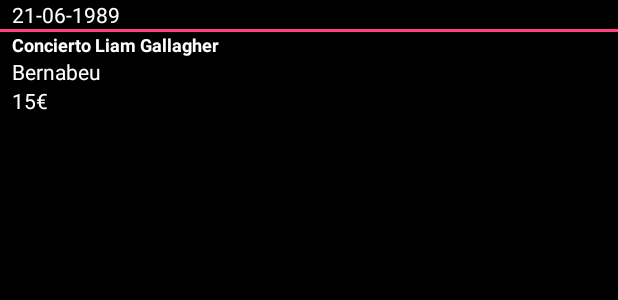
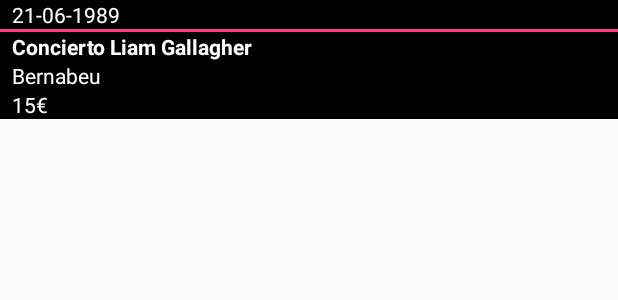
Before and after one commit to rovermore/PlanMad, an Android app: the layout list_item.xml on its own in the app's theme, with its tools: preview values and no code run, on a phone screen of 412 x 824 dp. Shown: the top 300 px of the screen. Run offline under Robolectric (Android 15) with nearby library versions, the phone set to English and light mode, and no system bars.

```diff
--- a/app/src/main/java/com/example/rovermore/planmad/fragments/MainFragment.java
+++ b/app/src/main/java/com/example/rovermore/planmad/fragments/MainFragment.java
@@ -8,7 +8,6 @@ import android.support.v7.widget.RecyclerView;
 import android.view.LayoutInflater;
 import android.view.View;
 import android.view.ViewGroup;
-import android.widget.TextView;
 
 import com.example.rovermore.planmad.R;
 import com.example.rovermore.planmad.adapters.MainAdapter;
@@ -41,7 +40,6 @@ public class MainFragment extends Fragment {
     public View onCreateView(LayoutInflater inflater, ViewGroup container,
                              Bundle savedInstanceState) {
         View rootView = inflater.inflate(R.layout.fragment_list, container, false);
-        TextView textView = (TextView) rootView.findViewById(R.id.tv_text_main_fragment);
 
         recyclerView = rootView.findViewById(R.id.rv_list_events);
         layoutManager = new LinearLayoutManager(rootView.getContext());
--- a/app/src/main/res/layout/list_item.xml
+++ b/app/src/main/res/layout/list_item.xml
@@ -2,7 +2,7 @@
 <LinearLayout
     xmlns:android="http://schemas.android.com/apk/res/android"
     android:layout_width="match_parent"
-    android:layout_height="match_parent"
+    android:layout_height="wrap_content"
     android:orientation="vertical"
     android:background="@android:color/black">
 
@@ -25,7 +25,6 @@
         android:id="@+id/tv_main_title"
         style="@style/ListStyle"
         android:textStyle="bold"
-        android:textSize="12sp"
         android:text="Concierto Liam Gallagher"/>
 
     <TextView
```
Also changed, not shown: app/src/main/java/com/example/rovermore/planmad/network/NetworkUtils.java (+14 -1 lines), app/src/main/res/layout/fragment_list.xml (+0 -9 lines).
